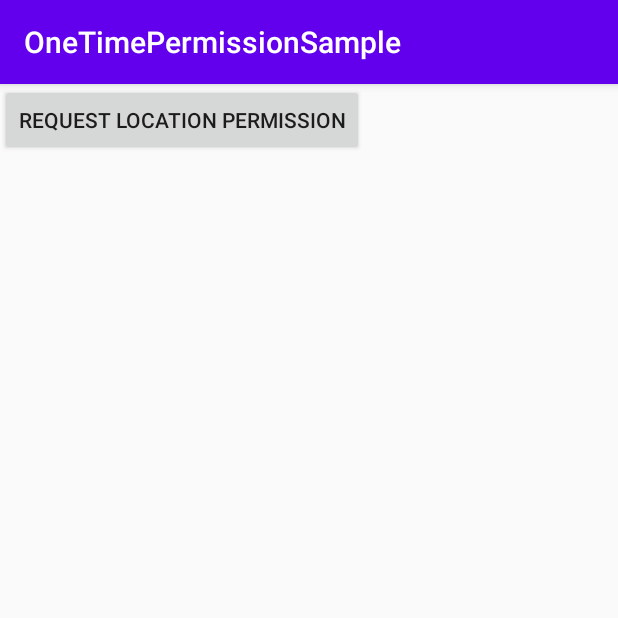
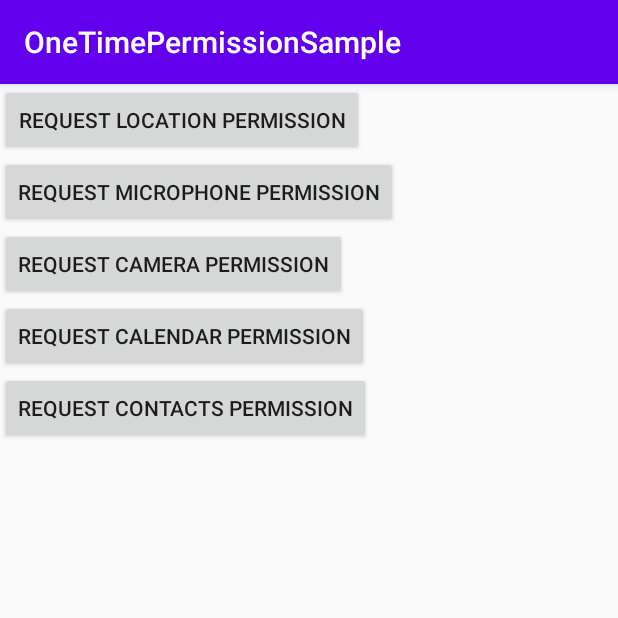
Before and after one commit to mag0716/Android11_CatchUp, an Android app: the screen it shows after launch (MainActivity), after a tap on "REQUEST LOCATION PERMISSION", on a phone screen of 412 x 824 dp, the top half of it. Run offline under Robolectric (Android 15) with nearby library versions, the phone set to English and light mode, and no system bars.

Commit message:
one-time permission が選択できるものとできないものを試すために追加

```diff
--- a/OneTimePermissionSample/app/src/main/AndroidManifest.xml
+++ b/OneTimePermissionSample/app/src/main/AndroidManifest.xml
@@ -3,6 +3,10 @@
     package="com.github.mag0716.onetimepermissionsample">
 
     <uses-permission android:name="android.permission.ACCESS_FINE_LOCATION" />
+    <uses-permission android:name="android.permission.RECORD_AUDIO" />
+    <uses-permission android:name="android.permission.CAMERA" />
+    <uses-permission android:name="android.permission.READ_CALENDAR" />
+    <uses-permission android:name="android.permission.READ_CONTACTS" />
 
     <application
         android:allowBackup="true"
--- a/OneTimePermissionSample/app/src/main/java/com/github/mag0716/onetimepermissionsample/MainActivity.kt
+++ b/OneTimePermissionSample/app/src/main/java/com/github/mag0716/onetimepermissionsample/MainActivity.kt
@@ -11,15 +11,29 @@ class MainActivity : AppCompatActivity() {
 
     companion object {
         private const val TAG = "OneTimePermission"
-        private const val LOCATION_PERMISSION = Manifest.permission.ACCESS_FINE_LOCATION
     }
 
     override fun onCreate(savedInstanceState: Bundle?) {
         super.onCreate(savedInstanceState)
         setContentView(R.layout.activity_main)
 
+        // one-time permission が選択できる
         button1.setOnClickListener {
-            requestPermission(LOCATION_PERMISSION)
+            requestPermission(Manifest.permission.ACCESS_FINE_LOCATION)
+        }
+        button2.setOnClickListener {
+            requestPermission(Manifest.permission.RECORD_AUDIO)
+        }
+        button3.setOnClickListener {
+            requestPermission(Manifest.permission.CAMERA)
+        }
+
+        // one-time permission が選択できない
+        button4.setOnClickListener {
+            requestPermission(Manifest.permission.READ_CALENDAR)
+        }
+        button5.setOnClickListener {
+            requestPermission(Manifest.permission.READ_CONTACTS)
         }
     }
 
--- a/OneTimePermissionSample/app/src/main/res/layout/activity_main.xml
+++ b/OneTimePermissionSample/app/src/main/res/layout/activity_main.xml
@@ -12,4 +12,27 @@
         android:layout_height="wrap_content"
         android:text="request location permission" />
 
+    <Button
+        android:id="@+id/button2"
+        android:layout_width="wrap_content"
+        android:layout_height="wrap_content"
+        android:text="request microphone permission" />
+
+    <Button
+        android:id="@+id/button3"
+        android:layout_width="wrap_content"
+        android:layout_height="wrap_content"
+        android:text="request camera permission" />
+
+    <Button
+        android:id="@+id/button4"
+        android:layout_width="wrap_content"
+        android:layout_height="wrap_content"
+        android:text="request calendar permission" />
+
+    <Button
+        android:id="@+id/button5"
+        android:layout_width="wrap_content"
+        android:layout_height="wrap_content"
+        android:text="request contacts permission" />
 </LinearLayout>
```
